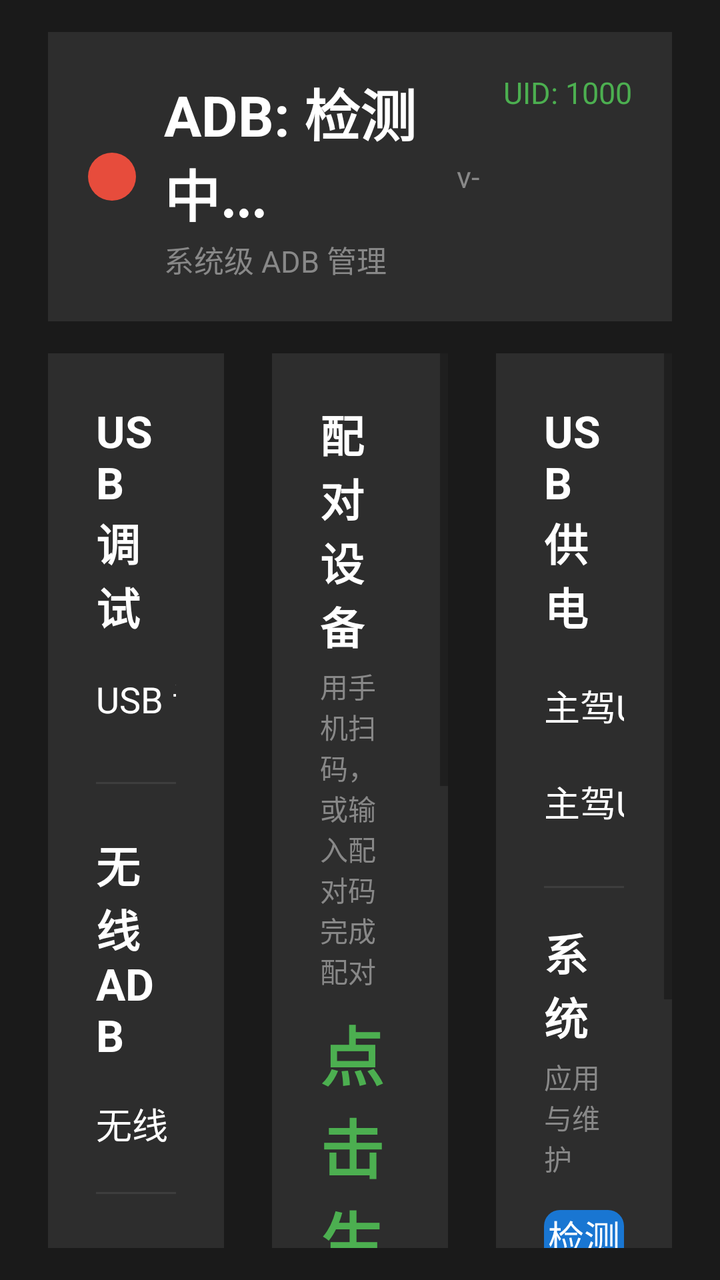
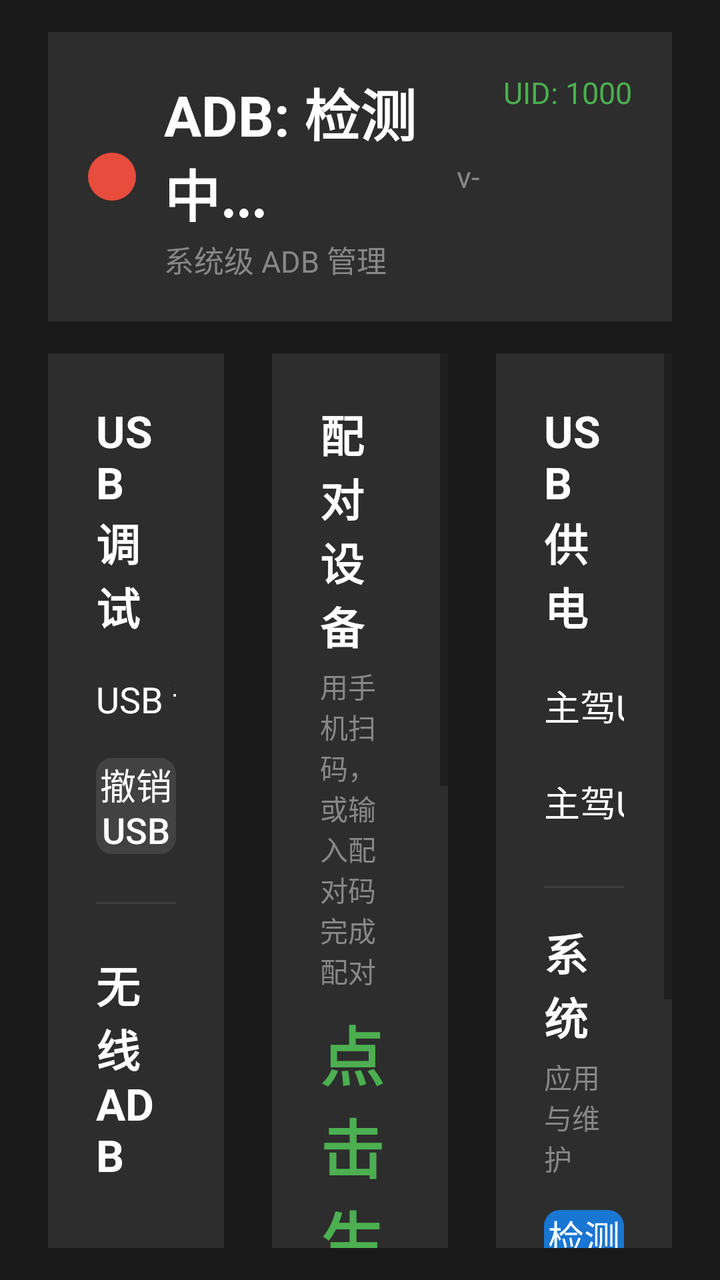

The first picture is an Android layout as it rendered before a commit; the second is the same layout after the commit. The layout source and the unified diff follow.
<!-- AndroidManifest.xml: application theme AppTheme -->
<!-- res/layout/activity_main.xml -->
<?xml version="1.0" encoding="utf-8"?>
<LinearLayout xmlns:android="http://schemas.android.com/apk/res/android"
    android:layout_width="match_parent"
    android:layout_height="match_parent"
    android:background="#1A1A1A"
    android:orientation="vertical"
    android:fitsSystemWindows="true"
    android:paddingStart="24dp"
    android:paddingEnd="24dp"
    android:paddingTop="16dp"
    android:paddingBottom="16dp">

    
    <LinearLayout
        android:layout_width="match_parent"
        android:layout_height="wrap_content"
        android:orientation="horizontal"
        android:background="#2D2D2D"
        android:padding="20dp"
        android:layout_marginBottom="16dp">

        <View
            android:id="@+id/status_indicator"
            android:layout_width="24dp"
            android:layout_height="24dp"
            android:background="@drawable/status_circle"
            android:layout_marginEnd="14dp"
            android:layout_gravity="center_vertical"/>

        <LinearLayout
            android:layout_width="0dp"
            android:layout_height="wrap_content"
            android:layout_weight="1"
            android:orientation="vertical">

            <TextView
                android:id="@+id/tv_status"
                android:layout_width="wrap_content"
                android:layout_height="wrap_content"
                android:text="ADB: 检测中..."
                android:textSize="28sp"
                android:textColor="#FFFFFF"
                android:textStyle="bold"/>

            <TextView
                android:id="@+id/tv_subtitle"
                android:layout_width="wrap_content"
                android:layout_height="wrap_content"
                android:text="系统级 ADB 管理"
                android:textSize="15sp"
                android:textColor="#888888"
                android:layout_marginTop="2dp"/>
        </LinearLayout>

        <TextView
            android:id="@+id/tv_version"
            android:layout_width="wrap_content"
            android:layout_height="wrap_content"
            android:text="v-"
            android:textSize="15sp"
            android:textColor="#888888"
            android:layout_marginEnd="12dp"
            android:layout_gravity="center_vertical"/>

        <TextView
            android:id="@+id/tv_uid"
            android:layout_width="wrap_content"
            android:layout_height="wrap_content"
            android:text="UID: 1000"
            android:textSize="15sp"
            android:textColor="#4CAF50"/>
    </LinearLayout>

    
    <LinearLayout
        android:layout_width="match_parent"
        android:layout_height="0dp"
        android:layout_weight="1"
        android:orientation="horizontal">

        
        <LinearLayout
            android:layout_width="0dp"
            android:layout_height="match_parent"
            android:layout_weight="1"
            android:orientation="vertical"
            android:background="#2D2D2D"
            android:padding="24dp"
            android:layout_marginEnd="12dp">

            <TextView
                android:layout_width="wrap_content"
                android:layout_height="wrap_content"
                android:text="USB 调试"
                android:textSize="22sp"
                android:textColor="#FFFFFF"
                android:textStyle="bold"/>

            <LinearLayout
                android:layout_width="match_parent"
                android:layout_height="wrap_content"
                android:orientation="horizontal"
                android:gravity="center_vertical"
                android:layout_marginTop="12dp">

                <TextView
                    android:layout_width="0dp"
                    android:layout_height="wrap_content"
                    android:layout_weight="1"
                    android:text="USB 调试"
                    android:textSize="18sp"
                    android:textColor="#FFFFFF"/>

                <Switch
                    android:id="@+id/sw_adb"
                    android:layout_width="wrap_content"
                    android:layout_height="wrap_content"
                    android:switchMinWidth="96dp"
                    android:track="@drawable/switch_track"
                    android:thumb="@drawable/switch_thumb"
                    android:thumbTextPadding="10dp"
                    android:showText="true"
                    android:textOn="开"
                    android:textOff="关"
                    android:textSize="16sp"
                    android:textColor="#FFFFFF"/>
            </LinearLayout>

            <View
                android:layout_width="match_parent"
                android:layout_height="1dp"
                android:background="#3D3D3D"
                android:layout_marginTop="24dp"
                android:layout_marginBottom="24dp"/>

            <TextView
                android:layout_width="wrap_content"
                android:layout_height="wrap_content"
                android:text="无线 ADB"
                android:textSize="22sp"
                android:textColor="#FFFFFF"
                android:textStyle="bold"/>

            <LinearLayout
                android:layout_width="match_parent"
                android:layout_height="wrap_content"
                android:orientation="horizontal"
                android:gravity="center_vertical"
                android:layout_marginTop="12dp">

                <TextView
                    android:layout_width="0dp"
                    android:layout_height="wrap_content"
                    android:layout_weight="1"
                    android:text="无线 ADB（动态端口）"
                    android:textSize="18sp"
                    android:textColor="#FFFFFF"/>

                <Switch
                    android:id="@+id/sw_wireless"
                    android:layout_width="wrap_content"
                    android:layout_height="wrap_content"
                    android:switchMinWidth="96dp"
                    android:track="@drawable/switch_track"
                    android:thumb="@drawable/switch_thumb"
                    android:thumbTextPadding="10dp"
                    android:showText="true"
                    android:textOn="开"
                    android:textOff="关"
                    android:textSize="16sp"
                    android:textColor="#FFFFFF"/>
            </LinearLayout>

            <View
                android:layout_width="match_parent"
                android:layout_height="0dp"
                android:layout_weight="1"/>

            <View
                android:layout_width="match_parent"
                android:layout_height="1dp"
                android:background="#3D3D3D"
                android:layout_marginTop="16dp"
                android:layout_marginBottom="16dp"/>

            <TextView
                android:id="@+id/tv_wireless_status"
                android:layout_width="wrap_content"
                android:layout_height="wrap_content"
                android:text="状态: 未开启"
                android:textSize="15sp"
                android:textColor="#888888"/>

            <TextView
                android:id="@+id/tv_ip_port"
                android:layout_width="wrap_content"
                android:layout_height="wrap_content"
                android:text="IP: 等待获取..."
                android:textSize="24sp"
                android:textColor="#4CAF50"
                android:textStyle="bold"
                android:layout_marginTop="6dp"/>

            <TextView
                android:id="@+id/tv_wifi_clients"
                android:layout_width="wrap_content"
                android:layout_height="wrap_content"
                android:text="无线客户端: 检测中..."
                android:textSize="15sp"
                android:textColor="#888888"
                android:layout_marginTop="12dp"/>
        </LinearLayout>

        
        <ScrollView
            android:layout_width="0dp"
            android:layout_height="match_parent"
            android:layout_weight="1"
            android:layout_marginEnd="12dp"
            android:layout_marginStart="12dp"
            android:fillViewport="true"
            android:scrollbarStyle="outsideOverlay">

            <LinearLayout
                android:layout_width="match_parent"
                android:layout_height="wrap_content"
                android:orientation="vertical"
                android:background="#2D2D2D"
                android:padding="24dp">

            <TextView
                android:layout_width="wrap_content"
                android:layout_height="wrap_content"
                android:text="配对设备"
                android:textSize="22sp"
                android:textColor="#FFFFFF"
                android:textStyle="bold"/>

            <TextView
                android:layout_width="wrap_content"
                android:layout_height="wrap_content"
                android:text="用手机扫码，或输入配对码完成配对"
                android:textSize="14sp"
                android:textColor="#888888"
                android:layout_marginTop="4dp"/>

            <ImageView
                android:id="@+id/iv_pair_qr"
                android:layout_width="150dp"
                android:layout_height="150dp"
                android:layout_gravity="center_horizontal"
                android:layout_marginTop="10dp"
                android:visibility="gone"
                android:background="#FFFFFF"
                android:contentDescription="配对二维码"/>

            <TextView
                android:id="@+id/tv_pair_code"
                android:layout_width="wrap_content"
                android:layout_height="wrap_content"
                android:layout_gravity="center_horizontal"
                android:text="点击生成"
                android:textSize="32sp"
                android:textColor="#4CAF50"
                android:textStyle="bold"
                android:layout_marginTop="8dp"/>

            <TextView
                android:id="@+id/tv_pair_port"
                android:layout_width="wrap_content"
                android:layout_height="wrap_content"
                android:layout_gravity="center_horizontal"
                android:text="配对端口: -"
                android:textSize="16sp"
                android:textColor="#888888"
                android:layout_marginTop="4dp"/>

            <Button
                android:id="@+id/btn_pair_qr"
                android:layout_width="match_parent"
                android:layout_height="48dp"
                android:text="使用二维码配对设备"
                android:textSize="18sp"
                android:background="@drawable/btn_rounded"
                android:backgroundTint="#1976D2"
                android:textColor="#FFFFFF"
                android:layout_marginTop="12dp"/>

            <Button
                android:id="@+id/btn_gen_pair"
                android:layout_width="match_parent"
                android:layout_height="48dp"
                android:text="使用配对码配对设备"
                android:textSize="18sp"
                android:background="@drawable/btn_rounded"
                android:backgroundTint="#424242"
                android:textColor="#FFFFFF"
                android:layout_marginTop="8dp"/>

            <View
                android:layout_width="match_parent"
                android:layout_height="1dp"
                android:background="#3D3D3D"
                android:layout_marginTop="16dp"
                android:layout_marginBottom="8dp"/>

            <TextView
                android:layout_width="wrap_content"
                android:layout_height="wrap_content"
                android:text="已配对的设备"
                android:textSize="20sp"
                android:textColor="#FFFFFF"
                android:textStyle="bold"/>

            <LinearLayout
                android:id="@+id/ll_paired_devices"
                android:layout_width="match_parent"
                android:layout_height="wrap_content"
                android:orientation="vertical"
                android:layout_marginTop="6dp"/>

            <TextView
                android:id="@+id/tv_paired_empty"
                android:layout_width="wrap_content"
                android:layout_height="wrap_content"
                android:text="暂无已配对的设备"
                android:textSize="14sp"
                android:textColor="#888888"
                android:layout_marginTop="4dp"/>

            <View
                android:layout_width="match_parent"
                android:layout_height="0dp"
                android:layout_weight="1"/>
            </LinearLayout>
        </ScrollView>

        
        <ScrollView
            android:layout_width="0dp"
            android:layout_height="match_parent"
            android:layout_weight="1"
            android:layout_marginStart="12dp"
            android:fillViewport="true"
            android:scrollbarStyle="outsideOverlay">

            <LinearLayout
                android:layout_width="match_parent"
                android:layout_height="wrap_content"
                android:orientation="vertical"
                android:background="#2D2D2D"
                android:padding="24dp">

            <TextView
                android:layout_width="wrap_content"
                android:layout_height="wrap_content"
                android:text="USB 供电"
                android:textSize="22sp"
                android:textColor="#FFFFFF"
                android:textStyle="bold"/>
            <LinearLayout
                android:layout_width="match_parent"
                android:layout_height="wrap_content"
                android:orientation="horizontal"
                android:gravity="center_vertical"
                android:layout_marginTop="16dp">

                <TextView
                    android:layout_width="0dp"
                    android:layout_height="wrap_content"
                    android:layout_weight="1"
                    android:text="主驾USB1"
                    android:textSize="18sp"
                    android:textColor="#FFFFFF"/>

                <Switch
                    android:id="@+id/sw_usb2_power"
                    android:layout_width="wrap_content"
                    android:layout_height="wrap_content"
                    android:switchMinWidth="96dp"
                    android:track="@drawable/switch_track"
                    android:thumb="@drawable/switch_thumb"
                    android:thumbTextPadding="10dp"
                    android:showText="true"
                    android:textOn="开"
                    android:textOff="关"
                    android:textSize="16sp"
                    android:textColor="#FFFFFF"/>
            </LinearLayout>
            <LinearLayout
                android:layout_width="match_parent"
                android:layout_height="wrap_content"
                android:orientation="horizontal"
                android:gravity="center_vertical"
                android:layout_marginTop="12dp">

                <TextView
                    android:layout_width="0dp"
                    android:layout_height="wrap_content"
                    android:layout_weight="1"
                    android:text="主驾USB2"
                    android:textSize="18sp"
                    android:textColor="#FFFFFF"/>

                <Switch
                    android:id="@+id/sw_usb31_power"
                    android:layout_width="wrap_content"
                    android:layout_height="wrap_content"
                    android:switchMinWidth="96dp"
                    android:track="@drawable/switch_track"
                    android:thumb="@drawable/switch_thumb"
                    android:thumbTextPadding="10dp"
                    android:showText="true"
                    android:textOn="开"
                    android:textOff="关"
                    android:textSize="16sp"
                    android:textColor="#FFFFFF"/>
            </LinearLayout>
            <View
                android:layout_width="match_parent"
                android:layout_height="0dp"
                android:layout_weight="1"/>

            <View
                android:layout_width="match_parent"
                android:layout_height="1dp"
                android:background="#3D3D3D"
                android:layout_marginTop="24dp"
                android:layout_marginBottom="16dp"/>

            <TextView
                android:layout_width="wrap_content"
                android:layout_height="wrap_content"
                android:text="系统"
                android:textSize="22sp"
                android:textColor="#FFFFFF"
                android:textStyle="bold"/>

            <TextView
                android:layout_width="wrap_content"
                android:layout_height="wrap_content"
                android:text="应用与维护"
                android:textSize="14sp"
                android:textColor="#888888"
                android:layout_marginTop="4dp"/>

            <Button
                android:id="@+id/btn_check_update"
                android:layout_width="match_parent"
                android:layout_height="48dp"
                android:text="检测更新"
                android:textSize="18sp"
                android:background="@drawable/btn_rounded"
                android:backgroundTint="#1976D2"
                android:textColor="#FFFFFF"
                android:layout_marginTop="16dp"/>

            <Button
                android:id="@+id/btn_exit"
                android:layout_width="match_parent"
                android:layout_height="48dp"
                android:text="退出"
                android:textSize="18sp"
                android:background="@drawable/btn_rounded"
                android:backgroundTint="#424242"
                android:textColor="#FFFFFF"
                android:layout_marginTop="12dp"/>

            <TextView
                android:layout_width="match_parent"
                android:layout_height="wrap_content"
                android:text="抖音@大伦哥cdm"
                android:textSize="13sp"
                android:textColor="#555555"
                android:gravity="center"
                android:layout_marginTop="6dp"/>
            </LinearLayout>
        </ScrollView>
    </LinearLayout>
</LinearLayout>
<!-- resources referenced by this layout -->
<resources>
  <!-- drawable btn_rounded (drawable) -->
  <?xml version="1.0" encoding="utf-8"?>
  <shape xmlns:android="http://schemas.android.com/apk/res/android"
      android:shape="rectangle">
      <corners android:radius="8dp"/>
  </shape>
  <!-- drawable status_circle (drawable) -->
  <?xml version="1.0" encoding="utf-8"?>
  <shape xmlns:android="http://schemas.android.com/apk/res/android"
      android:shape="oval">
      <solid android:color="#E74C3C"/>
  </shape>
  <!-- drawable switch_thumb (drawable) -->
  <?xml version="1.0" encoding="utf-8"?>
  <selector xmlns:android="http://schemas.android.com/apk/res/android">
      <item android:state_enabled="false">
          <shape android:shape="oval">
              <size android:width="36dp" android:height="36dp"/>
              <solid android:color="#777777"/>
          </shape>
      </item>
      <item android:state_checked="true">
          <shape android:shape="oval">
              <size android:width="36dp" android:height="36dp"/>
              <solid android:color="#FFFFFF"/>
          </shape>
      </item>
      <item>
          <shape android:shape="oval">
              <size android:width="36dp" android:height="36dp"/>
              <solid android:color="#BDBDBD"/>
          </shape>
      </item>
  </selector>
  <!-- drawable switch_track (drawable) -->
  <?xml version="1.0" encoding="utf-8"?>
  <selector xmlns:android="http://schemas.android.com/apk/res/android">
      <item android:state_checked="true">
          <shape android:shape="rectangle">
              <corners android:radius="18dp"/>
              <size android:width="96dp" android:height="36dp"/>
              <solid android:color="#27AE60"/>
          </shape>
      </item>
      <item android:state_enabled="false">
          <shape android:shape="rectangle">
              <corners android:radius="18dp"/>
              <size android:width="96dp" android:height="36dp"/>
              <solid android:color="#5A3A2A"/>
          </shape>
      </item>
      <item>
          <shape android:shape="rectangle">
              <corners android:radius="18dp"/>
              <size android:width="96dp" android:height="36dp"/>
              <solid android:color="#4A4A4A"/>
          </shape>
      </item>
  </selector>
  <style name="AppTheme" parent="android:Theme.Material.Light.NoActionBar">
          <item name="android:colorPrimary">#27AE60</item>
          <item name="android:colorPrimaryDark">#1E8449</item>
          <item name="android:colorAccent">#27AE60</item>
          <item name="android:windowBackground">#1A1A1A</item>
          <item name="android:windowFullscreen">false</item>
          <item name="android:windowNoTitle">true</item>
          <item name="android:windowContentOverlay">@null</item>
          <item name="android:statusBarColor">#1A1A1A</item>
          <item name="android:navigationBarColor">#1A1A1A</item>
      </style>
</resources>

<!-- the commit's change to res/layout/activity_main.xml (unified diff, before → after) -->
@@ -126,6 +126,17 @@
                     android:textColor="#FFFFFF"/>
             </LinearLayout>
 
+            <Button
+                android:id="@+id/btn_revoke_usb_auth"
+                android:layout_width="match_parent"
+                android:layout_height="48dp"
+                android:text="撤销 USB 调试授权"
+                android:textSize="18sp"
+                android:background="@drawable/btn_rounded"
+                android:backgroundTint="#424242"
+                android:textColor="#FFFFFF"
+                android:layout_marginTop="12dp"/>
+
             <View
                 android:layout_width="match_parent"
                 android:layout_height="1dp"
